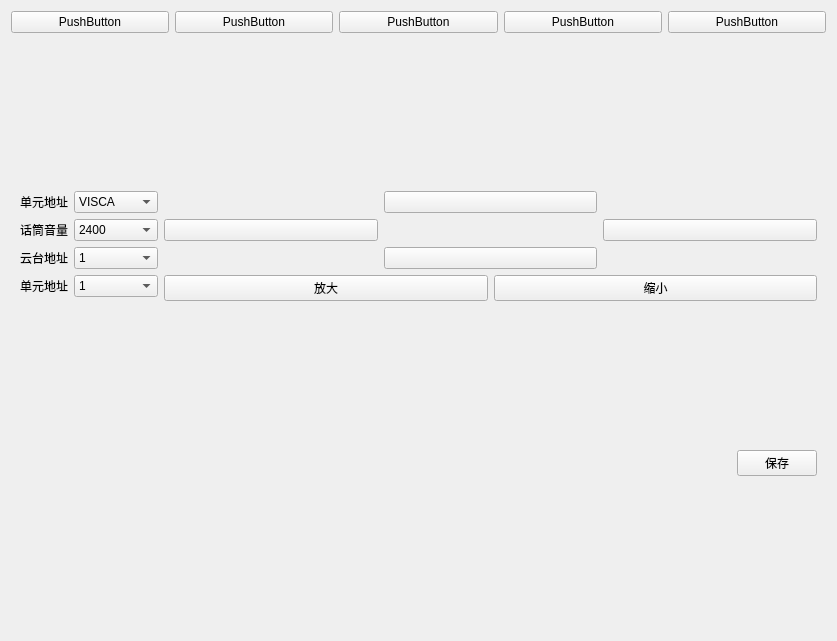
This is funcView.ui in liyiyi111/sound as Qt 5 draws it before an edit. The edited form follows.
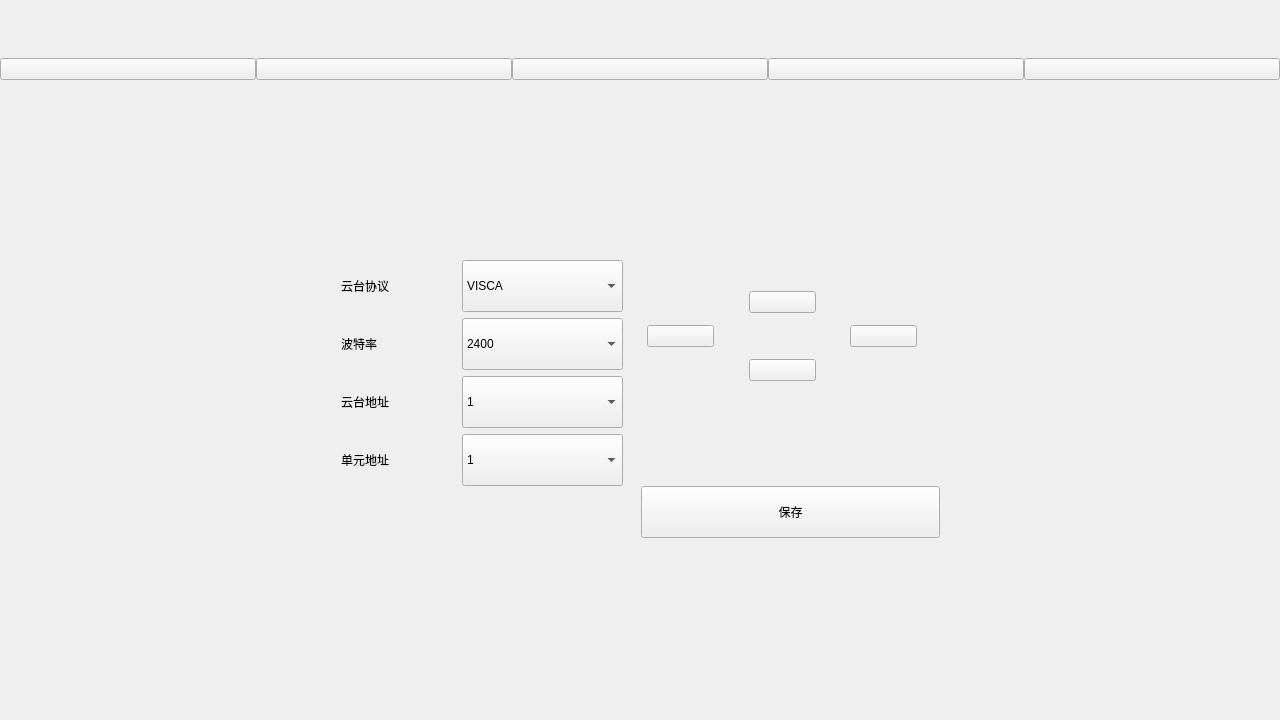
This is the edited form. The open tabs and pages were chosen to show the change. Icons and pictures are not drawn. Custom widgets are drawn as their Qt base class.

The edit to the form file:
```diff
--- a/funcView.ui
+++ b/funcView.ui
@@ -6,63 +6,123 @@
    <rect>
     <x>0</x>
     <y>0</y>
-    <width>837</width>
-    <height>641</height>
+    <width>1280</width>
+    <height>720</height>
    </rect>
   </property>
   <property name="minimumSize">
    <size>
-    <width>0</width>
-    <height>0</height>
+    <width>1280</width>
+    <height>720</height>
    </size>
   </property>
   <property name="windowTitle">
    <string>Form</string>
   </property>
-  <layout class="QVBoxLayout" name="verticalLayout_2">
-   <item>
-    <layout class="QVBoxLayout" name="verticalLayout">
-     <item>
+  <layout class="QGridLayout" name="gridLayout_10">
+   <property name="leftMargin">
+    <number>0</number>
+   </property>
+   <property name="topMargin">
+    <number>0</number>
+   </property>
+   <property name="rightMargin">
+    <number>0</number>
+   </property>
+   <property name="bottomMargin">
+    <number>0</number>
+   </property>
+   <property name="spacing">
+    <number>0</number>
+   </property>
+   <item row="0" column="0">
+    <widget class="QWidget" name="widget" native="true">
+     <property name="minimumSize">
+      <size>
+       <width>1280</width>
+       <height>720</height>
+      </size>
+     </property>
+     <layout class="QGridLayout" name="gridLayout_8">
+      <property name="leftMargin">
+       <number>0</number>
+      </property>
+      <property name="topMargin">
+       <number>58</number>
+      </property>
+      <property name="rightMargin">
+       <number>0</number>
+      </property>
+      <item row="0" column="0">
+       <widget class="QWidget" name="hostWidget" native="true">
+        <property name="maximumSize">
+         <size>
+          <width>1280</width>
+          <height>16777215</height>
+         </size>
+        </property>
       <layout class="QHBoxLayout" name="horizontalLayout">
+         <property name="spacing">
+          <number>0</number>
+         </property>
+         <property name="leftMargin">
+          <number>0</number>
+         </property>
+         <property name="topMargin">
+          <number>0</number>
+         </property>
+         <property name="rightMargin">
+          <number>0</number>
+         </property>
+         <property name="bottomMargin">
+          <number>0</number>
+         </property>
        <item>
         <widget class="QPushButton" name="btnHost">
          <property name="text">
-          <string>PushButton</string>
+            <string/>
          </property>
         </widget>
        </item>
        <item>
         <widget class="QPushButton" name="btnCell">
          <property name="text">
-          <string>PushButton</string>
+            <string/>
          </property>
         </widget>
        </item>
        <item>
         <widget class="QPushButton" name="btnTrack">
          <property name="text">
-          <string>PushButton</string>
+            <string/>
          </property>
         </widget>
        </item>
        <item>
         <widget class="QPushButton" name="btnLanguage">
          <property name="text">
-          <string>PushButton</string>
+            <string/>
          </property>
         </widget>
        </item>
        <item>
         <widget class="QPushButton" name="btnNetwork">
          <property name="text">
-          <string>PushButton</string>
+            <string/>
          </property>
         </widget>
        </item>
       </layout>
-     </item>
-     <item>
+       </widget>
+      </item>
+      <item row="1" column="0">
       <widget class="QStackedWidget" name="stackedWidget">
+        <property name="minimumSize">
+         <size>
+          <width>161</width>
+          <height>52</height>
+         </size>
+        </property>
        <property name="currentIndex">
         <number>3</number>
        </property>
@@ -97,7 +157,138 @@
          <item row="1" column="1">
           <layout class="QGridLayout" name="gridLayout">
            <item row="0" column="0">
-            <widget class="QLabel" name="label">
+             <widget class="Slider" name="sliderHost">
+              <property name="styleSheet">
+               <string notr="true">background-color: rgb(30, 37, 64);</string>
+              </property>
+              <property name="orientation">
+               <enum>Qt::Vertical</enum>
+              </property>
+             </widget>
+            </item>
+            <item row="0" column="1">
+             <layout class="QVBoxLayout" name="verticalLayout_5">
+              <property name="leftMargin">
+               <number>25</number>
+              </property>
+              <item>
+               <widget class="PushButton" name="button0">
+                <property name="minimumSize">
+                 <size>
+                  <width>55</width>
+                  <height>55</height>
+                 </size>
+                </property>
+                <property name="maximumSize">
+                 <size>
+                  <width>55</width>
+                  <height>55</height>
+                 </size>
+                </property>
+                <property name="text">
+                 <string>1</string>
+                </property>
+               </widget>
+              </item>
+              <item>
+               <widget class="PushButton" name="button1">
+                <property name="minimumSize">
+                 <size>
+                  <width>55</width>
+                  <height>55</height>
+                 </size>
+                </property>
+                <property name="maximumSize">
+                 <size>
+                  <width>55</width>
+                  <height>55</height>
+                 </size>
+                </property>
+                <property name="text">
+                 <string>2</string>
+                </property>
+               </widget>
+              </item>
+              <item>
+               <widget class="PushButton" name="button2">
+                <property name="minimumSize">
+                 <size>
+                  <width>55</width>
+                  <height>55</height>
+                 </size>
+                </property>
+                <property name="maximumSize">
+                 <size>
+                  <width>55</width>
+                  <height>55</height>
+                 </size>
+                </property>
+                <property name="text">
+                 <string>3</string>
+                </property>
+               </widget>
+              </item>
+              <item>
+               <widget class="PushButton" name="button3">
+                <property name="minimumSize">
+                 <size>
+                  <width>55</width>
+                  <height>55</height>
+                 </size>
+                </property>
+                <property name="maximumSize">
+                 <size>
+                  <width>55</width>
+                  <height>55</height>
+                 </size>
+                </property>
+                <property name="text">
+                 <string>4</string>
+                </property>
+               </widget>
+              </item>
+              <item>
+               <widget class="PushButton" name="button4">
+                <property name="minimumSize">
+                 <size>
+                  <width>55</width>
+                  <height>55</height>
+                 </size>
+                </property>
+                <property name="maximumSize">
+                 <size>
+                  <width>55</width>
+                  <height>55</height>
+                 </size>
+                </property>
+                <property name="text">
+                 <string>5</string>
+                </property>
+               </widget>
+              </item>
+              <item>
+               <widget class="PushButton" name="button5">
+                <property name="minimumSize">
+                 <size>
+                  <width>55</width>
+                  <height>55</height>
+                 </size>
+                </property>
+                <property name="maximumSize">
+                 <size>
+                  <width>55</width>
+                  <height>55</height>
+                 </size>
+                </property>
+                <property name="text">
+                 <string>6</string>
+                </property>
+               </widget>
+              </item>
+             </layout>
+            </item>
+            <item row="1" column="0">
+             <widget class="QLabel" name="lbHost">
              <property name="font">
               <font>
                <pointsize>20</pointsize>
@@ -267,62 +458,36 @@
         </layout>
        </widget>
        <widget class="QWidget" name="page">
-        <layout class="QVBoxLayout" name="verticalLayout_5">
+         <layout class="QGridLayout" name="gridLayout_11">
+          <item row="1" column="1">
+           <layout class="QVBoxLayout" name="verticalLayout_2">
+            <property name="spacing">
+             <number>0</number>
+            </property>
          <item>
           <layout class="QHBoxLayout" name="horizontalLayout_2">
-           <item>
-            <layout class="QGridLayout" name="gridLayout_3">
-             <item row="2" column="0">
-              <widget class="QLabel" name="label_8">
-               <property name="text">
-                <string>云台地址</string>
-               </property>
-              </widget>
-             </item>
-             <item row="0" column="1">
-              <widget class="QComboBox" name="comboBox">
+              <property name="spacing">
+               <number>12</number>
+              </property>
                <item>
-                <property name="text">
-                 <string>VISCA</string>
+               <layout class="QGridLayout" name="gridLayout_3" rowstretch="1,1,1,1" columnstretch="1,1">
+                <property name="topMargin">
+                 <number>0</number>
                 </property>
-               </item>
-               <item>
-                <property name="text">
-                 <string>PELCO-D</string>
+                <property name="rightMargin">
+                 <number>12</number>
                 </property>
-               </item>
-               <item>
-                <property name="text">
-                 <string>PELCO-P</string>
+                <property name="spacing">
+                 <number>6</number>
                 </property>
-               </item>
-              </widget>
-             </item>
-             <item row="2" column="1">
-              <widget class="QComboBox" name="comboBox_3">
-               <item>
-                <property name="text">
-                 <string>1</string>
-                </property>
-               </item>
-              </widget>
-             </item>
-             <item row="0" column="0">
-              <widget class="QLabel" name="label_6">
-               <property name="text">
-                <string>单元地址</string>
-               </property>
-              </widget>
-             </item>
-             <item row="3" column="0">
-              <widget class="QLabel" name="label_9">
-               <property name="text">
-                <string>单元地址</string>
-               </property>
-              </widget>
-             </item>
              <item row="1" column="1">
-              <widget class="QComboBox" name="comboBox_2">
+                 <widget class="ComboBox" name="cbBaud">
+                  <property name="minimumSize">
+                   <size>
+                    <width>161</width>
+                    <height>52</height>
+                   </size>
+                  </property>
                <item>
                 <property name="text">
                  <string>2400</string>
@@ -345,8 +510,60 @@
                </item>
               </widget>
              </item>
+                <item row="1" column="0">
+                 <widget class="QLabel" name="lbBaud">
+                  <property name="text">
+                   <string>波特率</string>
+                  </property>
+                 </widget>
+                </item>
+                <item row="0" column="0">
+                 <widget class="QLabel" name="lbprotocol">
+                  <property name="text">
+                   <string>云台协议</string>
+                  </property>
+                 </widget>
+                </item>
+                <item row="2" column="0">
+                 <widget class="QLabel" name="lbHolder">
+                  <property name="text">
+                   <string>云台地址</string>
+                  </property>
+                 </widget>
+                </item>
+                <item row="0" column="1">
+                 <widget class="QComboBox" name="cbProtocol">
+                  <property name="minimumSize">
+                   <size>
+                    <width>161</width>
+                    <height>52</height>
+                   </size>
+                  </property>
+                  <item>
+                   <property name="text">
+                    <string>VISCA</string>
+                   </property>
+                  </item>
+                  <item>
+                   <property name="text">
+                    <string>PELCO-D</string>
+                   </property>
+                  </item>
+                  <item>
+                   <property name="text">
+                    <string>PELCO-P</string>
+                   </property>
+                  </item>
+                 </widget>
+                </item>
              <item row="3" column="1">
-              <widget class="QComboBox" name="comboBox_4">
+                 <widget class="ComboBox" name="cbCell">
+                  <property name="minimumSize">
+                   <size>
+                    <width>161</width>
+                    <height>52</height>
+                   </size>
+                  </property>
                <item>
                 <property name="text">
                  <string>1</string>
@@ -354,19 +571,37 @@
                </item>
               </widget>
              </item>
-             <item row="1" column="0">
-              <widget class="QLabel" name="label_7">
+                <item row="3" column="0">
+                 <widget class="QLabel" name="lbCell2">
                <property name="text">
-                <string>话筒音量</string>
+                   <string>单元地址</string>
                </property>
               </widget>
              </item>
+                <item row="2" column="1">
+                 <widget class="ComboBox" name="cbAddress">
+                  <property name="minimumSize">
+                   <size>
+                    <width>161</width>
+                    <height>52</height>
+                   </size>
+                  </property>
+                  <item>
+                   <property name="text">
+                    <string>1</string>
+                   </property>
+                  </item>
+                 </widget>
+                </item>
             </layout>
            </item>
            <item>
             <layout class="QVBoxLayout" name="verticalLayout_3">
+                <property name="bottomMargin">
+                 <number>7</number>
+                </property>
              <item>
-              <layout class="QGridLayout" name="gridLayout_4">
+                 <layout class="QGridLayout" name="gridLayout_4" rowstretch="1,1,1" columnstretch="1,1,1">
                <item row="0" column="0">
                 <spacer name="horizontalSpacer_4">
                  <property name="orientation">
@@ -381,10 +616,28 @@
                 </spacer>
                </item>
                <item row="0" column="1">
-                <widget class="QPushButton" name="pushButton_4">
+                   <widget class="PushButton" name="btnUp">
+                    <property name="minimumSize">
+                     <size>
+                      <width>0</width>
+                      <height>0</height>
+                     </size>
+                    </property>
+                    <property name="maximumSize">
+                     <size>
+                      <width>67</width>
+                      <height>16777215</height>
+                     </size>
+                    </property>
                  <property name="text">
                   <string/>
                  </property>
+                    <property name="iconSize">
+                     <size>
+                      <width>67</width>
+                      <height>67</height>
+                     </size>
+                    </property>
                 </widget>
                </item>
                <item row="0" column="2">
@@ -401,7 +654,19 @@
                 </spacer>
                </item>
                <item row="1" column="0">
-                <widget class="QPushButton" name="pushButton_5">
+                   <widget class="PushButton" name="btnLeft">
+                    <property name="minimumSize">
+                     <size>
+                      <width>0</width>
+                      <height>0</height>
+                     </size>
+                    </property>
+                    <property name="maximumSize">
+                     <size>
+                      <width>67</width>
+                      <height>16777215</height>
+                     </size>
+                    </property>
                  <property name="text">
                   <string/>
                  </property>
@@ -421,7 +686,19 @@
                 </spacer>
                </item>
                <item row="1" column="2">
-                <widget class="QPushButton" name="pushButton_6">
+                   <widget class="PushButton" name="btnRight">
+                    <property name="minimumSize">
+                     <size>
+                      <width>0</width>
+                      <height>0</height>
+                     </size>
+                    </property>
+                    <property name="maximumSize">
+                     <size>
+                      <width>67</width>
+                      <height>16777215</height>
+                     </size>
+                    </property>
                  <property name="text">
                   <string/>
                  </property>
@@ -441,7 +718,19 @@
                 </spacer>
                </item>
                <item row="2" column="1">
-                <widget class="QPushButton" name="pushButton_7">
+                   <widget class="PushButton" name="btnDown">
+                    <property name="minimumSize">
+                     <size>
+                      <width>0</width>
+                      <height>0</height>
+                     </size>
+                    </property>
+                    <property name="maximumSize">
+                     <size>
+                      <width>67</width>
+                      <height>16777215</height>
+                     </size>
+                    </property>
                  <property name="text">
                   <string/>
                  </property>
@@ -463,19 +752,58 @@
               </layout>
              </item>
              <item>
-              <layout class="QHBoxLayout" name="horizontalLayout_3">
+                 <layout class="QHBoxLayout" name="horizontalLayout_3" stretch="1,1">
                <item>
-                <widget class="QPushButton" name="pushButton_8">
+                   <widget class="QPushButton" name="btnBig">
+                    <property name="minimumSize">
+                     <size>
+                      <width>0</width>
+                      <height>0</height>
+                     </size>
+                    </property>
                  <property name="text">
-                  <string>放大</string>
-                 </property>
+                     <string/>
+                    </property>
+                    <property name="icon">
+                     <iconset resource="pic/image.qrc">
+                      <normaloff>:/+未选中.png</normaloff>:/+未选中.png</iconset>
+                    </property>
+                    <property name="iconSize">
+                     <size>
+                      <width>76</width>
+                      <height>56</height>
+                     </size>
+                    </property>
+                    <property name="flat">
+                     <bool>true</bool>
+                    </property>
                 </widget>
                </item>
                <item>
-                <widget class="QPushButton" name="pushButton_9">
+                   <widget class="QPushButton" name="btnReduce">
+                    <property name="minimumSize">
+                     <size>
+                      <width>0</width>
+                      <height>0</height>
+                     </size>
+                    </property>
                  <property name="text">
-                  <string>缩小</string>
-                 </property>
+                     <string/>
+                    </property>
+                    <property name="icon">
+                     <iconset resource="pic/image.qrc">
+                      <normaloff>:/-未选中.png</normaloff>
+                      <normalon>:/-选中.png</normalon>:/-未选中.png</iconset>
+                    </property>
+                    <property name="iconSize">
+                     <size>
+                      <width>76</width>
+                      <height>56</height>
+                     </size>
+                    </property>
+                    <property name="flat">
+                     <bool>true</bool>
+                    </property>
                 </widget>
                </item>
               </layout>
@@ -485,7 +813,7 @@
           </layout>
          </item>
          <item>
-          <layout class="QHBoxLayout" name="horizontalLayout_6">
+             <layout class="QHBoxLayout" name="horizontalLayout_6" stretch="1,1">
            <item>
             <spacer name="horizontalSpacer_11">
              <property name="orientation">
@@ -500,13 +828,73 @@
             </spacer>
            </item>
            <item>
-            <widget class="QPushButton" name="pushButton_10">
+               <widget class="QPushButton" name="btnSave">
+                <property name="minimumSize">
+                 <size>
+                  <width>161</width>
+                  <height>52</height>
+                 </size>
+                </property>
              <property name="text">
               <string>保存</string>
              </property>
             </widget>
            </item>
           </layout>
+            </item>
+           </layout>
+          </item>
+          <item row="2" column="1">
+           <spacer name="verticalSpacer_10">
+            <property name="orientation">
+             <enum>Qt::Vertical</enum>
+            </property>
+            <property name="sizeHint" stdset="0">
+             <size>
+              <width>20</width>
+              <height>108</height>
+             </size>
+            </property>
+           </spacer>
+          </item>
+          <item row="1" column="2">
+           <spacer name="horizontalSpacer_17">
+            <property name="orientation">
+             <enum>Qt::Horizontal</enum>
+            </property>
+            <property name="sizeHint" stdset="0">
+             <size>
+              <width>157</width>
+              <height>20</height>
+             </size>
+            </property>
+           </spacer>
+          </item>
+          <item row="1" column="0">
+           <spacer name="horizontalSpacer_16">
+            <property name="orientation">
+             <enum>Qt::Horizontal</enum>
+            </property>
+            <property name="sizeHint" stdset="0">
+             <size>
+              <width>157</width>
+              <height>20</height>
+             </size>
+            </property>
+           </spacer>
+          </item>
+          <item row="0" column="1">
+           <spacer name="verticalSpacer_2">
+            <property name="orientation">
+             <enum>Qt::Vertical</enum>
+            </property>
+            <property name="sizeHint" stdset="0">
+             <size>
+              <width>20</width>
+              <height>87</height>
+             </size>
+            </property>
+           </spacer>
          </item>
         </layout>
        </widget>
@@ -713,9 +1101,30 @@
       </widget>
      </item>
     </layout>
+    </widget>
    </item>
   </layout>
  </widget>
- <resources/>
+ <customwidgets>
+  <customwidget>
+   <class>PushButton</class>
+   <extends>QPushButton</extends>
+   <header>base.h</header>
+  </customwidget>
+  <customwidget>
+   <class>Slider</class>
+   <extends>QSlider</extends>
+   <header>base.h</header>
+  </customwidget>
+  <customwidget>
+   <class>ComboBox</class>
+   <extends>QComboBox</extends>
+   <header>base.h</header>
+  </customwidget>
+ </customwidgets>
+ <resources>
+  <include location="pic/image.qrc"/>
+  <include location="pic/image.qrc"/>
+ </resources>
  <connections/>
 </ui>
```
Left out of the diff: 121 changed lines with no effect on the pictures. Lines whose indentation alone changed are shown as unchanged.
